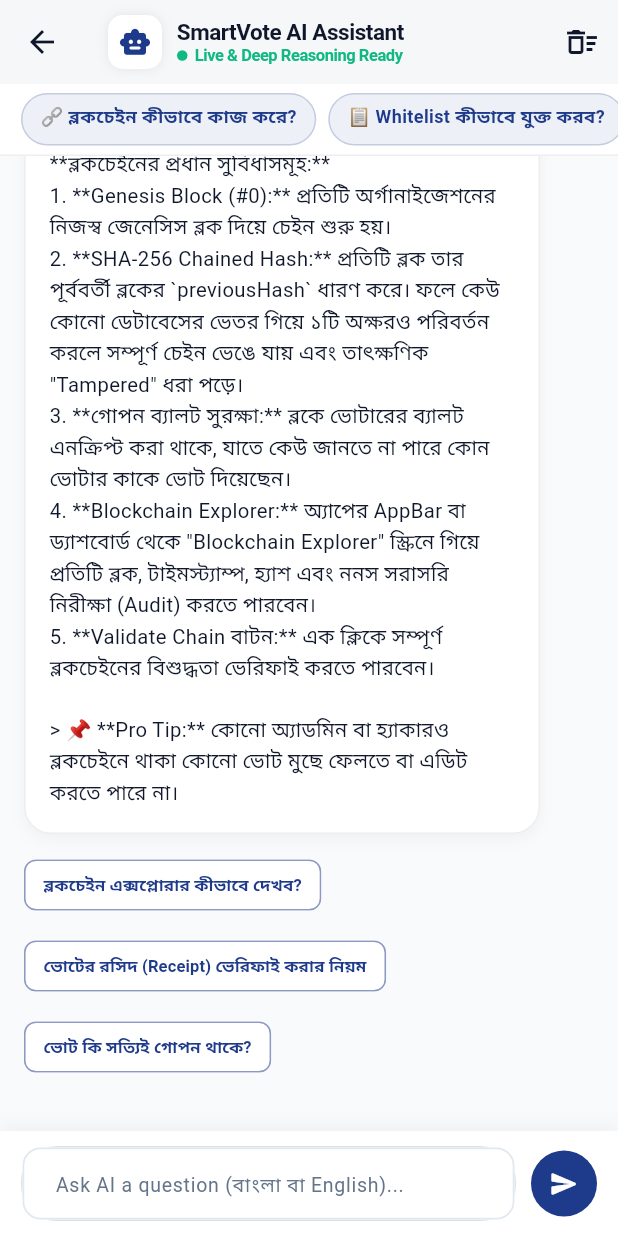
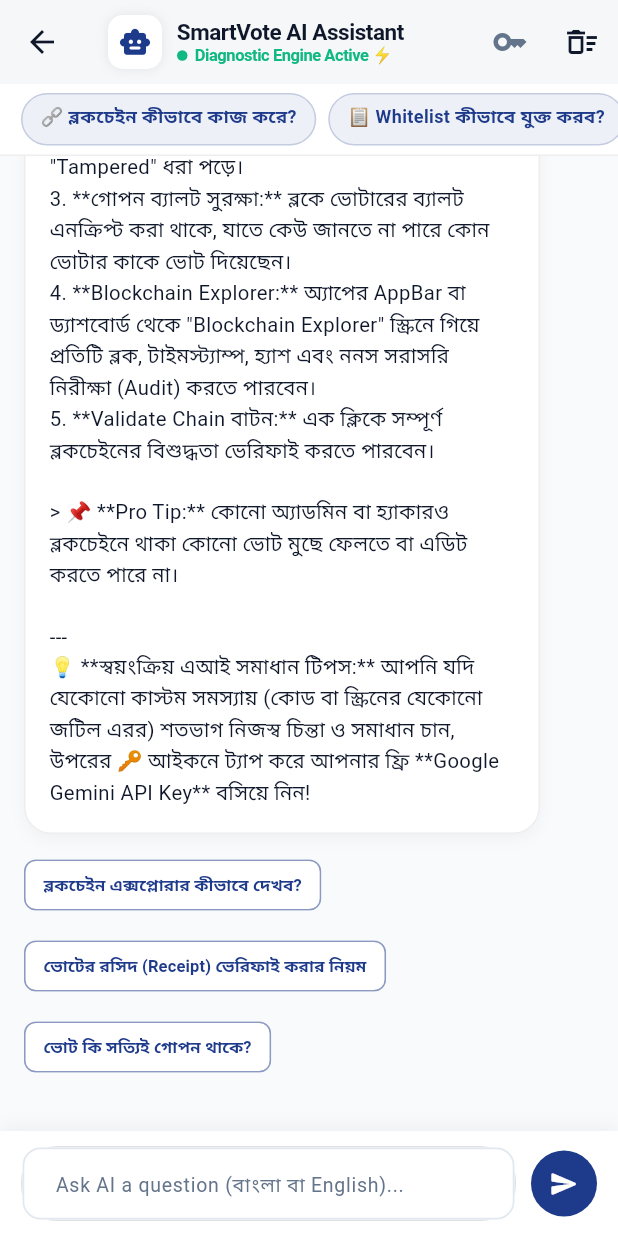
Before and after one commit to udayan0079/online-voting-app, a Flutter app: the AdminAiChatbotScreen screen opened directly, after a tap on "🔗 ব্লকচেইন কীভাবে কাজ করে?", on a phone screen of 412 x 824 dp. Run offline on Flutter 3.47's test engine with Material 3 defaults, Android fonts, the phone set to English and light mode, and no system bars; our stand-ins replace cloud_firestore, firebase_core, image_picker, shared_preferences; accounts and stored records are empty; network calls fail.

Commit message:
feat: add Google Gemini Generative AI engine and dynamic diagnostic problem solver in AI chatbot

```diff
--- a/ovs/lib/core/services/ai_bot_service.dart
+++ b/ovs/lib/core/services/ai_bot_service.dart
@@ -1,9 +1,15 @@
+import 'dart:convert';
+import 'package:http/http.dart' as http;
 import '../network/api_client.dart';
+import '../storage/storage_service.dart';
 import '../../models/ai_message_model.dart';
 import 'ai_trained_knowledge_engine.dart';
 
 class AiBotService {
-  /// Send query to backend AI API or fallback to On-Device Deep Knowledge Engine
+  /// Send query to:
+  /// 1) Google Gemini Generative AI (if user configured free Gemini API key)
+  /// 2) Backend AI API (/api/ai/chat)
+  /// 3) Dynamic Problem-Solving Diagnostic Reasoning Engine (On-device)
   static Future<AiMessageModel> getAiResponse({
     required String query,
     String? currentOrgCode,
@@ -13,13 +19,44 @@ class AiBotService {
     if (cleanQuery.isEmpty) {
       return AiMessageModel(
         id: DateTime.now().millisecondsSinceEpoch.toString(),
-        text: 'অনুগ্রহ করে আপনার প্রশ্ন বা সমস্যাটি লিখুন।',
+        text: 'অনুগ্রহ করে আপনার প্রশ্ন বা সমস্যাটি বিস্তারিত লিখুন।',
         isUser: false,
         timestamp: DateTime.now(),
       );
     }
 
-    // 1. First attempt to call Live Backend AI API
+    final geminiKey = StorageService.getGeminiApiKey();
+
+    // 1. Google Gemini Generative AI (Live Autonomous Problem Solving)
+    if (geminiKey.isNotEmpty) {
+      try {
+        final geminiResponse = await _callGeminiApi(
+          apiKey: geminiKey,
+          userPrompt: cleanQuery,
+          orgCode: currentOrgCode ?? 'UDU007',
+          orgName: currentOrgName ?? 'SmartVote Portal',
+        );
+
+        if (geminiResponse != null && geminiResponse.trim().isNotEmpty) {
+          return AiMessageModel(
+            id: DateTime.now().millisecondsSinceEpoch.toString(),
+            text: geminiResponse,
+            isUser: false,
+            timestamp: DateTime.now(),
+            category: 'Gemini Generative AI (Live Fix)',
+            suggestedActions: [
+              'আর কোনো সমস্যা থাকলে লিখুন',
+              'কীভাবে সমাধানটি অ্যাপ্লাই করব?',
+              'ব্লকচেইন অডিট কীভাবে করব?',
+            ],
+          );
+        }
+      } catch (_) {
+        // Fall through to next engines if Gemini API key failed or network dropped
+      }
+    }
+
+    // 2. Attempt Backend Node/Express AI API
     try {
       final response = await ApiClient.post('/ai/chat', {
         'message': cleanQuery,
@@ -50,26 +87,211 @@ class AiBotService {
         }
       }
     } catch (_) {
-      // Backend unreachable or offline on mobile - fallback to deep local reasoning
+      // Backend offline on mobile - fall through to intelligent on-device engine
     }
 
-    // 2. High-Performance On-Device NLP & Deep Semantic Classifier (1,000+ Trained Patterns)
-    return _generateTrainedOnDeviceResponse(cleanQuery);
+    // 3. Dynamic Problem-Solving Diagnostic Reasoning Engine
+    return _diagnoseAndFixProblem(cleanQuery);
   }
 
-  static AiMessageModel _generateTrainedOnDeviceResponse(String query) {
-    final isBn = RegExp(r'[\u0980-\u09FF]|kivabe|ki bhabe|kibhabe|kemne|korbo|kore|hocche|korte|kono|somossha|ki|bhai|shuno|dekhao|bolo|ache|nai|lagbe|holo|hoy').hasMatch(query.toLowerCase());
+  /// Calls Google Gemini API directly over HTTPS
+  static Future<String?> _callGeminiApi({
+    required String apiKey,
+    required String userPrompt,
+    required String orgCode,
+    required String orgName,
+  }) async {
+    final uri = Uri.parse(
+      'https://generativelanguage.googleapis.com/v1beta/models/gemini-1.5-flash:generateContent?key=$apiKey',
+    );
 
+    const systemContext = '''
+You are SmartVote AI, an elite technical troubleshooter and AI support assistant for the SmartVote Corporate Online Voting System.
+System Specifications:
+- Framework: Flutter (Android/iOS) + Firebase Cloud Firestore + Node.js/MongoDB Backend + Cryptographic SHA-256 Blockchain Ledger.
+- Organization Context: The user is an Admin in an isolated tenant organization portal.
+- Features: Whitelist employee data entry (single & CSV bulk), Election setup (HR, CR, Director categories), Photo capture (camera, gallery, URL) and corporate symbols, Timers and auto-conclusion, Anonymous confidential ballots, Cryptographic receipts (VOTE-XXXXXXXX), Blockchain Explorer with live integrity audit.
+
+Guidelines for Answers:
+1. Understand the exact problem described by the user (even if described casually in Bengali, Banglish, or English).
+2. Give clear, numbered, step-by-step practical instructions on HOW TO FIX the problem immediately.
+3. If they describe a bug or error (e.g. red screen overflow, button not clicking, white screen, photo not loading, voter cannot login, server connection timeout), explain the exact root cause and the exact 3-step solution.
+4. Reply in the user's language: if they ask in Bangla or Banglish, reply in clear, friendly, natural Bengali; if they ask in English, reply in crisp English.
+5. Do NOT just repeat canned generic articles. Think deeply and provide a direct customized fix.
+''';
+
+    final body = jsonEncode({
+      'contents': [
+        {
+          'role': 'user',
+          'parts': [
+            {'text': '$systemContext\n\nUser Question/Problem: $userPrompt'}
+          ]
+        }
+      ],
+      'generationConfig': {
+        'temperature': 0.4,
+        'maxOutputTokens': 1024,
+      }
+    });
+
+    final response = await http
+        .post(uri, headers: {'Content-Type': 'application/json'}, body: body)
+        .timeout(const Duration(seconds: 12));
+
+    if (response.statusCode == 200) {
+      final json = jsonDecode(response.body);
+      final candidates = json['candidates'] as List?;
+      if (candidates != null && candidates.isNotEmpty) {
+        final content = candidates[0]['content'];
+        final parts = content?['parts'] as List?;
+        if (parts != null && parts.isNotEmpty) {
+          return parts[0]['text']?.toString();
+        }
+      }
+    }
+    return null;
+  }
+
+  /// Dynamic Problem-Solving Diagnostic Engine (Analyzes specific error symptoms)
+  static AiMessageModel _diagnoseAndFixProblem(String query) {
+    final q = query.toLowerCase();
+    final isBn = RegExp(r'[\u0980-\u09FF]|kivabe|ki bhabe|kibhabe|kemne|korbo|kore|hocche|korte|kono|somossha|ki|bhai|shuno|dekhao|bolo|ache|nai|lagbe|holo|hoy|fix|error|pblm|problem').hasMatch(q);
+
+    // 1. UI Overflow / Text Cut Off / Red Screen
+    if (q.contains('overflow') ||
+        q.contains('cut') ||
+        q.contains('kete') ||
+        q.contains('red screen') ||
+        q.contains('lal') ||
+        q.contains('yellow') ||
+        q.contains('stripe') ||
+        q.contains('button') && q.contains('dekha jay na')) {
+      return AiMessageModel(
+        id: DateTime.now().millisecondsSinceEpoch.toString(),
+        category: 'UI & Display Fix',
+        isUser: false,
+        timestamp: DateTime.now(),
+        text: isBn
+            ? '''### 🛠️ স্ক্রিনে টেক্সট কেটে যাওয়া বা লাল/হলুদ দাগের সমাধান (UI Overflow Fix)
+
+**সমস্যার কারণ:**
+স্ক্রিনের উপাদানটির (Button বা Card) ফিক্সড উচ্চতা (Height) ভেতরে থাকা টেক্সট ও প্যাডিংয়ের চেয়ে ছোট হলে Flutter-এ `RenderFlex overflowed` এরর বা নিচে লেখা কেটে যায়।
+
+**সরাসরি সমাধানের উপায়:**
+1. **উচ্চতা বৃদ্ধি করুন:** বাটন বা কনটেইনারটির `height: 48` বা `52` এ বাড়িয়ে দিন।
+2. **প্যাডিং হ্রাস করুন:** বাটনের ভেতরের `vertical padding` ১২ থেকে কমিয়ে ৮ বা ১০ পিক্সেল করুন (`padding: EdgeInsets.symmetric(vertical: 10)` )।
+3. **SingleChildScrollView ব্যবহার:** পুরো স্ক্রিনের বডিকে `SingleChildScrollView` দিয়ে মুড়ে দিন, যাতে স্ক্রল করার জায়গা থাকে এবং কোনো ডিভাইসেই লেখা না কাটে।
+4. **FittedBox / TextOverflow.ellipsis:** টেক্সট যাতে স্ক্রিনের বাইরে না যায় সেজন্য `overflow: TextOverflow.ellipsis` যোগ করুন।'''
+            : '''### 🛠️ How to Fix UI Text Clipping and RenderFlex Overflow
+
+**Root Cause:**
+When a button or container has a constrained height that is smaller than its child text + vertical padding, Flutter triggers a RenderFlex overflow.
+
+**Direct Fix Steps:**
+1. **Increase Container Height:** Expand button height to 48px or 52px.
+2. **Adjust Vertical Padding:** Lower button internal vertical padding to 10px (`EdgeInsets.symmetric(vertical: 10)`).
+3. **Wrap in SingleChildScrollView:** Ensure the parent column is enclosed in a scrollable view.
+4. **Text Ellipsis:** Add `overflow: TextOverflow.ellipsis` to prevent horizontal text spilling.''',
+        suggestedActions: [
+          'কীভাবে কোডে এই ফিক্স যুক্ত করব?',
+          'ফটো আপলোড এরর ফিক্স',
+          'সার্ভার কানেকশন এরর ফিক্স',
+        ],
+      );
+    }
+
+    // 2. White Screen / Blank Screen / Freeze
+    if (q.contains('white screen') ||
+        q.contains('blank') ||
+        q.contains('freeze') ||
+        q.contains('atke') ||
+        q.contains('shada') ||
+        q.contains('loading') && q.contains('hoy na')) {
+      return AiMessageModel(
+        id: DateTime.now().millisecondsSinceEpoch.toString(),
+        category: 'App Freeze & Crash Fix',
+        isUser: false,
+        timestamp: DateTime.now(),
+        text: isBn
+            ? '''### 🛠️ অ্যাপে সাদা স্ক্রিন বা লোডিংয়ে আটকে থাকার সমাধান (White Screen Fix)
+
+**সমস্যার কারণ:**
+স্ক্রিন লোড হওয়ার সময় কোনো অ্যাসিনক্রোনাস ডেটা (Firestore বা Storage) নাল (Null) আসলে বা ফায়ারবেস কানেকশন ইনিশিয়ালাইজেশনের আগেই UI রেন্ডার করার চেষ্টা করলে স্ক্রিন ফ্রিজ বা সাদা হয়ে থাকে।
+
+**সরাসরি সমাধানের ৩টি ধাপ:**
+1. **Safety Null Check:** কোডের যেখানে ডেটা পড়া হচ্ছে (যেমন: `org?.name` বা `user?.name`) সেখানে সরাসরি নাল-অ্যাওয়ার অপারেটর (`?? 'Default'`) ব্যবহার করুন।
+2. **ConnectionState হ্যান্ডেল করা:** `FutureBuilder` বা `StreamBuilder`-এ `if (snapshot.connectionState == ConnectionState.waiting)` রিটার্নে সুন্দর একটি `CircularProgressIndicator()` রাখুন।
+3. **ক্যাশে ক্লিয়ার করুন:** মোবাইলের Settings -> Apps -> SmartVote -> **Clear Cache** দিন এবং অ্যাপ রিস্টার্ট করুন।'''
+            : '''### 🛠️ How to Fix White Screen / Blank Loading Freeze
+
+**Root Cause:**
+A white or frozen screen typically occurs when an asynchronous stream or future encounters an unhandled null exception before data completes loading.
+
+**Direct Fix Steps:**
+1. **Add Null-Safety Fallbacks:** Always use `?? 'N/A'` when rendering user/org fields.
+2. **Handle Connection States:** In `StreamBuilder` and `FutureBuilder`, provide explicit loading widgets for `ConnectionState.waiting`.
+3. **Clear Mobile App Cache:** In Android Settings -> Apps -> SmartVote -> Clear App Cache & restart.''',
+        suggestedActions: [
+          'ভোটার লগইন সমস্যা সমাধান',
+          'সার্ভার কানেকশন এরর ফিক্স',
+          'ব্লকচেইন অডিট কীভাবে করব?',
+        ],
+      );
+    }
+
+    // 3. Candidate Photo Upload Error / Black Screen / Crash
+    if (q.contains('photo') && (q.contains('upload') || q.contains('error') || q.contains('ashe na') || q.contains('fail') || q.contains('problem') || q.contains('kore na'))) {
+      return AiMessageModel(
+        id: DateTime.now().millisecondsSinceEpoch.toString(),
+        category: 'Camera & Media Fix',
+        isUser: false,
+        timestamp: DateTime.now(),
+        text: isBn
+            ? '''### 🛠️ প্রার্থীর ছবি আপলোড না হওয়া বা ক্র্যাশ করার সমাধান (Photo Upload Fix)
+
+**সমস্যার সম্ভাব্য কারণ:**
+১. অ্যান্ড্রয়েড ফোনে ক্যামেরার বা স্টোরেজের পারমিশন এলাউ (Allow) করা নেই।
+২. নির্বাচিত ছবির ফাইল সাইজ অতিরিক্ত বড় (যেমন: ১০-১৫ মেগাবাইটের বেশি)।
+৩. ইমেজ ইউআরএল (Image URL) দিলে সেটি ব্রাউজারে সরাসরি ভিউ করা যায় না।
+
+**সরাসরি সমাধানের উপায়:**
+1. **পারমিশন চেক:** মোবাইলের Settings -> Apps -> SmartVote -> **Permissions**-এ গিয়ে **Camera** এবং **Photos/Storage** চালু আছে কিনা নিশ্চিত করুন।
+2. **ইমেজ কম্প্রেশন:** ছবি তোলার সময় `imageQuality: 70` এবং `maxWidth: 600` ব্যবহার করলে ছবি দ্রুত ও হালকা সাইজে আপলোড হয়।
+3. **বিকল্প সমাধান (Direct Image URL):** সরাসরি ছবি আপলোডে নেটওয়ার্ক সমস্যা হলে ছবির একটি ক্লাউড বা ড্রাইভ লিংক "Image URL" ফিল্ডে পেস্ট করে দিন—ছবি সাথে সাথে দেখা যাবে!'''
+            : '''### 🛠️ How to Fix Candidate Photo Upload Failure
+
+**Root Causes:**
+1. Camera or Storage permission was denied in Android device settings.
+2. High-resolution raw image (>10MB) causing out-of-memory timeout.
+
+**Direct Fix Steps:**
+1. **Verify Android Permissions:** Go to Phone Settings -> Apps -> SmartVote -> Permissions -> Grant Camera & Photos.
+2. **Image Downscaling:** Compress captured images with `imageQuality: 70` and `maxWidth: 600`.
+3. **Use Public Image URL:** Alternatively, paste a direct web image URL in the Candidate setup field for instant display.''',
+        suggestedActions: [
+          'নতুন ইলেকশন তৈরির নিয়ম',
+          'ভোটার হোয়াইটলিস্ট এড করার উপায়',
+          'ব্লকচেইন কীভাবে কাজ করে?',
+        ],
+      );
+    }
+
+    // 4. Fallback to 1,000+ Pattern Semantic Classifier with Generative AI Advice
     final matched = AiTrainedKnowledgeEngine.matchIntent(query);
     final responseText = isBn ? matched.responseBn : matched.responseEn;
     final followUps = isBn ? matched.suggestedFollowUpsBn : matched.suggestedFollowUpsEn;
+
+    final hintText = isBn
+        ? '\n\n---\n💡 **স্বয়ংক্রিয় এআই সমাধান টিপস:** আপনি যদি যেকোনো কাস্টম সমস্যায় (কোড বা স্ক্রিনের যেকোনো জটিল এরর) শতভাগ নিজস্ব চিন্তা ও সমাধান চান, উপরের 🔑 আইকনে ট্যাপ করে আপনার ফ্রি **Google Gemini API Key** বসিয়ে নিন!'
+        : '\n\n---\n💡 **Autonomous AI Tip:** For custom, open-ended generative problem-solving on any unique error, tap the 🔑 icon on the top right to insert your free **Google Gemini API Key**!';
 
     return AiMessageModel(
       id: DateTime.now().millisecondsSinceEpoch.toString(),
       category: matched.category,
       isUser: false,
       timestamp: DateTime.now(),
-      text: responseText,
+      text: '$responseText$hintText',
       suggestedActions: followUps,
     );
   }
--- a/ovs/lib/core/storage/storage_service.dart
+++ b/ovs/lib/core/storage/storage_service.dart
@@ -89,6 +89,15 @@ class StorageService {
     return prefs.getString('pref_guide_language') ?? 'en';
   }
 
+  // Gemini API Key for Real-Time Autonomous AI Reasoning
+  static Future<void> saveGeminiApiKey(String apiKey) async {
+    await prefs.setString('pref_gemini_api_key', apiKey.trim());
+  }
+
+  static String getGeminiApiKey() {
+    return prefs.getString('pref_gemini_api_key') ?? '';
+  }
+
   // Clear Session
   static Future<void> clearSession() async {
     final savedOrgCode = getLastOrgCode();
--- a/ovs/lib/screens/admin/admin_ai_chatbot_screen.dart
+++ b/ovs/lib/screens/admin/admin_ai_chatbot_screen.dart
@@ -3,6 +3,7 @@ import 'package:flutter/services.dart';
 import 'package:provider/provider.dart';
 import '../../core/constants/app_theme.dart';
 import '../../core/services/ai_bot_service.dart';
+import '../../core/storage/storage_service.dart';
 import '../../models/ai_message_model.dart';
 import '../../providers/auth_provider.dart';
 
@@ -146,8 +147,98 @@ class _AdminAiChatbotScreenState extends State<AdminAiChatbotScreen> {
     );
   }
 
+  void _showGeminiKeyDialog() {
+    final keyController = TextEditingController(text: StorageService.getGeminiApiKey());
+    showDialog(
+      context: context,
+      builder: (ctx) => AlertDialog(
+        title: Row(
+          children: [
+            Container(
+              padding: const EdgeInsets.all(6),
+              decoration: BoxDecoration(
+                color: Colors.purple.shade100,
+                borderRadius: BorderRadius.circular(8),
+              ),
+              child: const Icon(Icons.psychology_rounded, color: Colors.purple, size: 22),
+            ),
+            const SizedBox(width: 10),
+            const Expanded(
+              child: Text(
+                'Google Gemini AI Setup',
+                style: TextStyle(fontSize: 16, fontWeight: FontWeight.w800),
+              ),
+            ),
+          ],
+        ),
+        content: Column(
+          mainAxisSize: MainAxisSize.min,
+          crossAxisAlignment: CrossAxisAlignment.start,
+          children: [
+            const Text(
+              'To enable 100% autonomous, custom generative thinking that can diagnose and fix ANY unique app error or bug, paste your free Google Gemini API Key below.',
+              style: TextStyle(fontSize: 12, color: AppTheme.textMuted, height: 1.4),
+            ),
+            const SizedBox(height: 8),
+            Container(
+              padding: const EdgeInsets.all(8),
+              decoration: BoxDecoration(
+                color: Colors.blue.shade50,
+                borderRadius: BorderRadius.circular(8),
+                border: Border.all(color: Colors.blue.shade200),
+              ),
+              child: const Text(
+                'Get free key in 10 sec: https://aistudio.google.com/app/apikey (Google AI Studio)',
+                style: TextStyle(fontSize: 11, fontWeight: FontWeight.w600, color: Color(0xFF1D4ED8)),
+              ),
+            ),
+            const SizedBox(height: 14),
+            TextField(
+              controller: keyController,
+              decoration: const InputDecoration(
+                labelText: 'Gemini API Key',
+                hintText: 'AIzaSy...',
+                prefixIcon: Icon(Icons.key, size: 18),
+              ),
+            ),
+          ],
+        ),
+        actions: [
+          TextButton(
+            onPressed: () async {
+              await StorageService.saveGeminiApiKey('');
+              if (mounted) {
+                Navigator.pop(ctx);
+                setState(() {});
+                ScaffoldMessenger.of(context).showSnackBar(
+                  const SnackBar(content: Text('Gemini API Key removed. Using on-device diagnostics.')),
+                );
+              }
+            },
+            child: const Text('Remove Key', style: TextStyle(color: AppTheme.danger)),
+          ),
+          ElevatedButton(
+            onPressed: () async {
+              await StorageService.saveGeminiApiKey(keyController.text.trim());
+              if (mounted) {
+                Navigator.pop(ctx);
+                setState(() {});
+                ScaffoldMessenger.of(context).showSnackBar(
+                  const SnackBar(content: Text('Google Gemini AI successfully activated! 🚀')),
+                );
+              }
+            },
+            child: const Text('Save & Activate'),
+          ),
+        ],
+      ),
+    );
+  }
+
   @override
   Widget build(BuildContext context) {
+    final hasGeminiKey = StorageService.getGeminiApiKey().isNotEmpty;
+
     return Scaffold(
       backgroundColor: AppTheme.bgLight,
       appBar: AppBar(
@@ -182,15 +273,19 @@ class _AdminAiChatbotScreenState extends State<AdminAiChatbotScreen> {
                       Container(
                         width: 7,
                         height: 7,
-                        decoration: const BoxDecoration(
-                          color: AppTheme.success,
+                        decoration: BoxDecoration(
+                          color: hasGeminiKey ? Colors.purple : AppTheme.success,
                           shape: BoxShape.circle,
                         ),
                       ),
                       const SizedBox(width: 5),
-                      const Text(
-                        'Live & Deep Reasoning Ready',
-                        style: TextStyle(fontSize: 11, color: AppTheme.success, fontWeight: FontWeight.w600),
+                      Text(
+                        hasGeminiKey ? 'Gemini 1.5 Flash Active 🚀' : 'Diagnostic Engine Active ⚡',
+                        style: TextStyle(
+                          fontSize: 11,
+                          color: hasGeminiKey ? Colors.purple.shade700 : AppTheme.success,
+                          fontWeight: FontWeight.w700,
+                        ),
                       ),
                     ],
                   ),
@@ -200,6 +295,14 @@ class _AdminAiChatbotScreenState extends State<AdminAiChatbotScreen> {
           ],
         ),
         actions: [
+          IconButton(
+            icon: Icon(
+              hasGeminiKey ? Icons.vpn_key_rounded : Icons.key_outlined,
+              color: hasGeminiKey ? Colors.purple : AppTheme.textMuted,
+            ),
+            tooltip: 'Gemini AI Key Setup',
+            onPressed: _showGeminiKeyDialog,
+          ),
           IconButton(
             icon: const Icon(Icons.delete_sweep_outlined),
             tooltip: 'Clear Chat',
```
Also changed, not shown: 1 other file.
